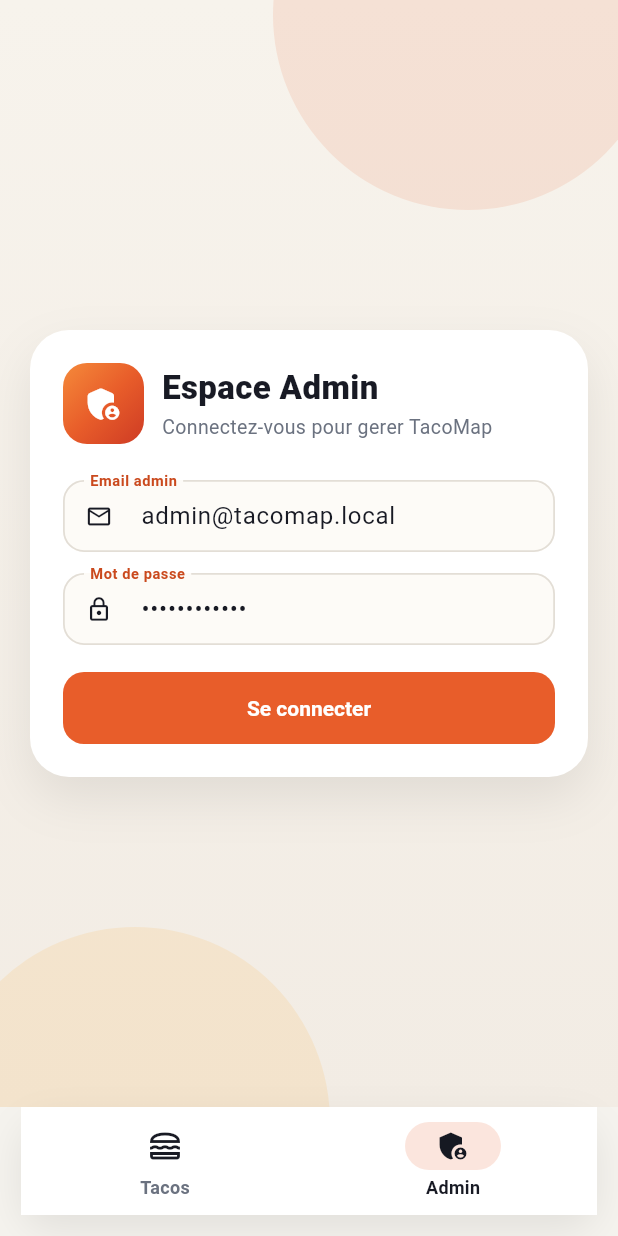
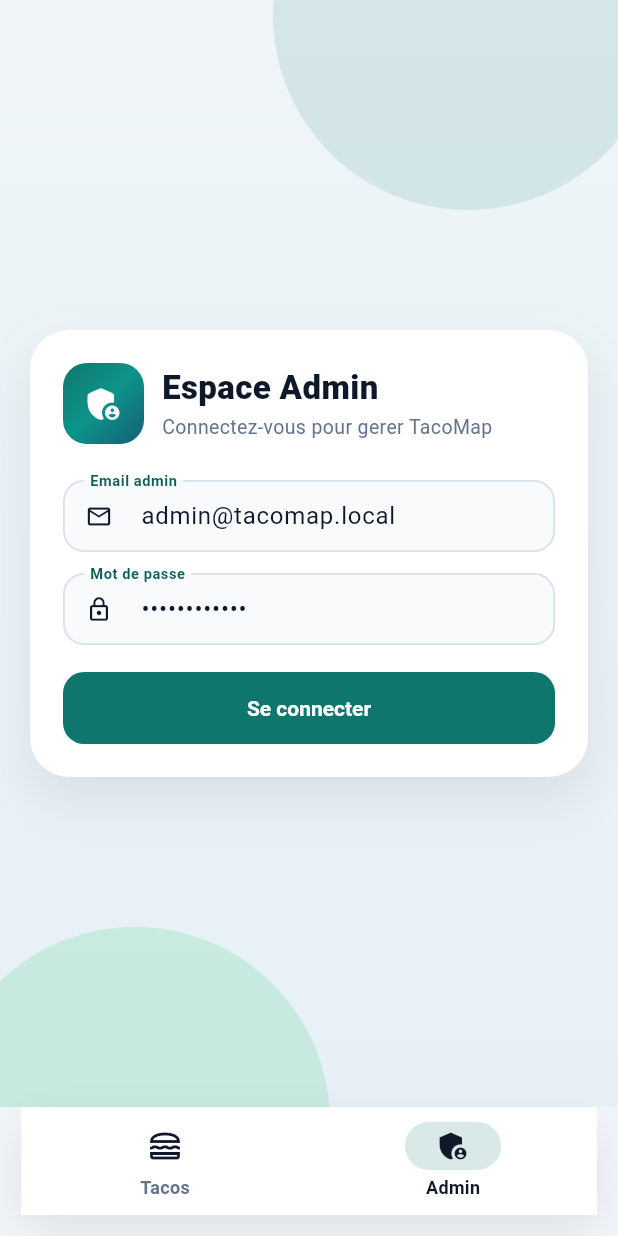
Before and after one commit to Leolesage/tacomap-mobile, a Flutter app: the screen it shows after launch, item 2 of the bottom bar chosen, on a phone screen of 412 x 824 dp. Run offline on Flutter 3.47's test engine with Material 3 defaults, Android fonts, the phone set to English and light mode, and no system bars; our stand-ins replace cached_network_image, flutter_map, flutter_secure_storage, geolocator, image_picker, latlong2; network calls fail.

Commit message:
Refond la direction visuelle mobile avec une nouvelle palette

```diff
--- a/lib/screens/login_screen.dart
+++ b/lib/screens/login_screen.dart
@@ -61,7 +61,7 @@ class _LoginScreenState extends State<LoginScreen> {
                   gradient: LinearGradient(
                     begin: Alignment.topCenter,
                     end: Alignment.bottomCenter,
-                    colors: [Color(0xFFF7F3EC), Color(0xFFF2ECE4)],
+                    colors: [Color(0xFFEFF5F8), Color(0xFFE7F0F7)],
                   ),
                 ),
               ),
--- a/lib/screens/tacos_place_detail_screen.dart
+++ b/lib/screens/tacos_place_detail_screen.dart
@@ -234,7 +234,7 @@ class _HeroPhoto extends StatelessWidget {
         gradient: LinearGradient(
           begin: Alignment.topLeft,
           end: Alignment.bottomRight,
-          colors: [Color(0xFFF3E7D9), Color(0xFFE7D6C0)],
+          colors: [Color(0xFFE3EEF5), Color(0xFFD6E4EE)],
         ),
       ),
       alignment: Alignment.center,
--- a/lib/theme/app_theme.dart
+++ b/lib/theme/app_theme.dart
@@ -1,24 +1,24 @@
 import 'package:flutter/material.dart';
 
 class AppTheme {
-  static const Color primary = Color(0xFFE85D2A);
-  static const Color primaryDark = Color(0xFFCA491D);
-  static const Color dark = Color(0xFF161922);
-  static const Color surface = Color(0xFFF5F3EE);
+  static const Color primary = Color(0xFF0F766E);
+  static const Color primaryDark = Color(0xFF0B5D57);
+  static const Color dark = Color(0xFF111827);
+  static const Color surface = Color(0xFFF1F5F9);
   static const Color cardSurface = Color(0xFFFFFFFF);
-  static const Color textPrimary = Color(0xFF181A24);
-  static const Color textMuted = Color(0xFF6B7280);
-  static const Color border = Color(0xFFE3DED6);
-  static const Color success = Color(0xFF1F8A70);
-  static const Color danger = Color(0xFFD64545);
-  static const Color navy = Color(0xFF232A3E);
-  static const Color sun = Color(0xFFF8B650);
-  static const Color mist = Color(0xFFFDFBF7);
+  static const Color textPrimary = Color(0xFF0F172A);
+  static const Color textMuted = Color(0xFF64748B);
+  static const Color border = Color(0xFFD8E0EA);
+  static const Color success = Color(0xFF059669);
+  static const Color danger = Color(0xFFDC2626);
+  static const Color navy = Color(0xFF1E293B);
+  static const Color sun = Color(0xFF22C55E);
+  static const Color mist = Color(0xFFF8FAFC);
 
   static const LinearGradient heroGradient = LinearGradient(
     begin: Alignment.topLeft,
     end: Alignment.bottomRight,
-    colors: [Color(0xFFF58A3A), Color(0xFFE85D2A), Color(0xFFCE3B24)],
+    colors: [Color(0xFF0F766E), Color(0xFF0D9488), Color(0xFF155E75)],
   );
 
   static ThemeData theme() {
--- a/lib/widgets/resilient_network_image.dart
+++ b/lib/widgets/resilient_network_image.dart
@@ -45,7 +45,7 @@ class _ResilientNetworkImageState extends State<ResilientNetworkImage> {
       imageUrl: currentUrl,
       fit: widget.fit,
       placeholder: (context, url) => Container(
-        color: const Color(0xFFEFEAE2),
+        color: const Color(0xFFE5EEF5),
         alignment: Alignment.center,
         child: const SizedBox(
           width: 22,
--- a/lib/widgets/tacos_place_card.dart
+++ b/lib/widgets/tacos_place_card.dart
@@ -158,7 +158,7 @@ class TacosPlaceCard extends StatelessWidget {
         gradient: LinearGradient(
           begin: Alignment.topLeft,
           end: Alignment.bottomRight,
-          colors: [Color(0xFFF3E4D2), Color(0xFFE8D2B2)],
+          colors: [Color(0xFFE3EEF5), Color(0xFFD6E4EE)],
         ),
       ),
       alignment: Alignment.center,
```
